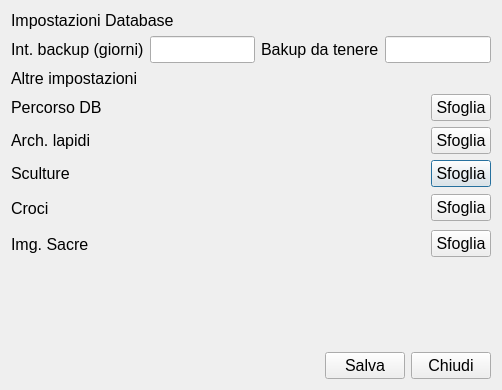
Above: Settings.ui from LuigiCaradonna/funeraria before the change. Below: the same form after it.
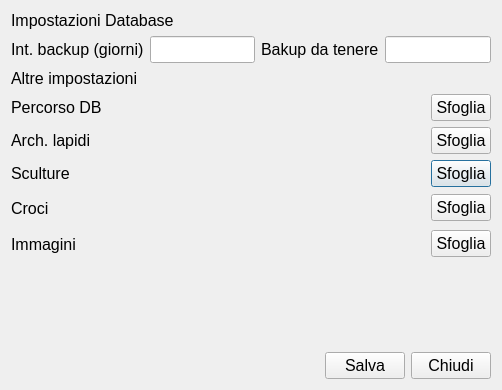
That is the form after the change.

Diff of the .ui file:
```diff
--- a/Settings.ui
+++ b/Settings.ui
@@ -341,7 +341,7 @@
           </font>
          </property>
          <property name="text">
-          <string>Img. Sacre</string>
+          <string>Immagini</string>
          </property>
         </widget>
        </item>
```
Left out of the diff: 6 changed lines with no effect on the pictures.
